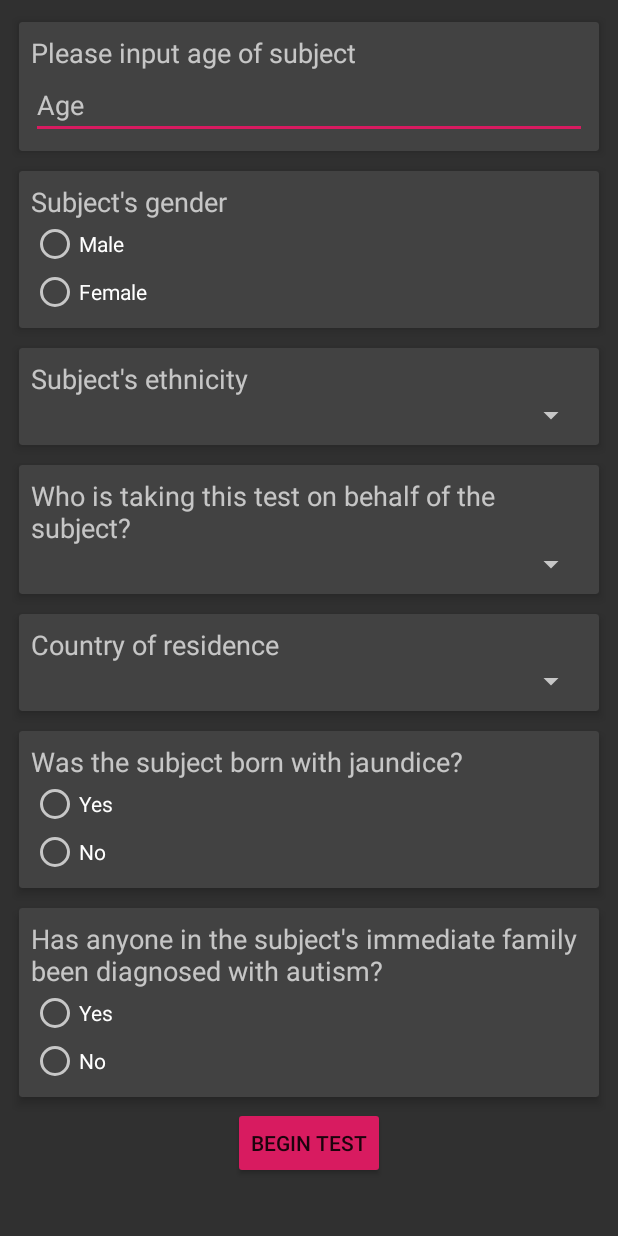
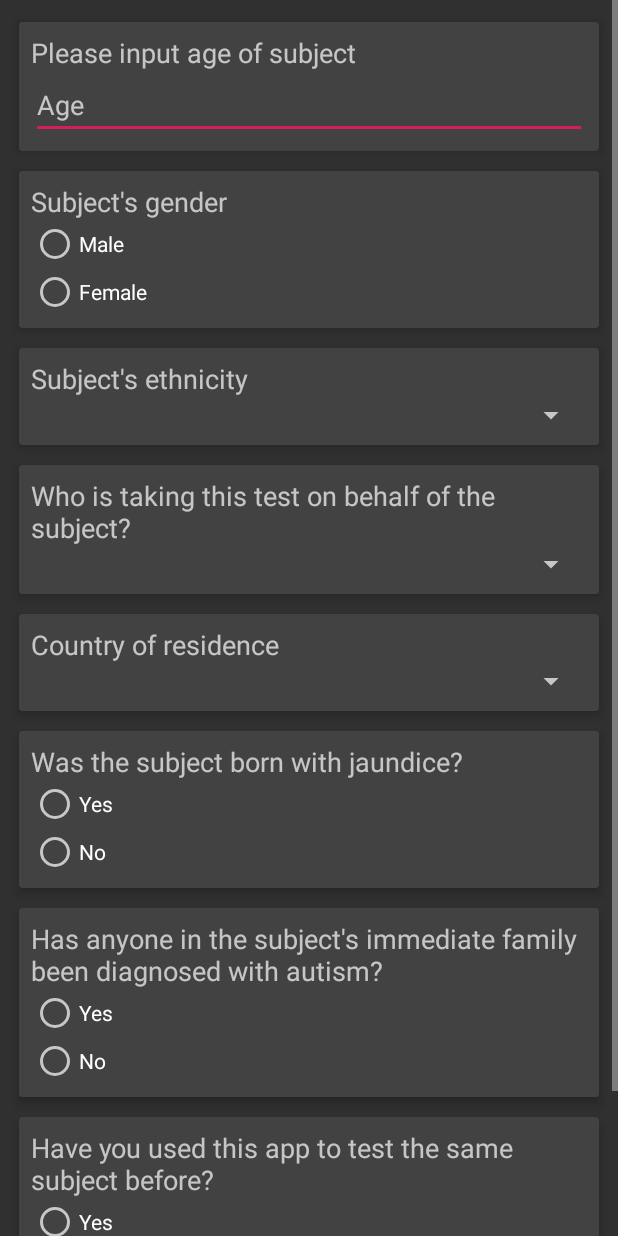
Before and after one commit to TheDorkKnightRises/ASD-Test, an Android app: the layout activity_personal_details.xml on its own in the app's theme, with its tools: preview values and no code run, on a phone screen of 412 x 824 dp. Run offline under Robolectric (Android 15) with nearby library versions, the phone set to English and light mode, and no system bars.

Commit message:
Add field to indicate whether the test is being repeated

```diff
--- a/app/src/main/java/thedorkknightrises/asdtest/ui/TestActivity.java
+++ b/app/src/main/java/thedorkknightrises/asdtest/ui/TestActivity.java
@@ -39,6 +39,7 @@ public class TestActivity extends AppCompatActivity {
             params.put("country", details.getString("country"));
             params.put("ethnicity", details.getString("ethnicity"));
             params.put("user", details.getString("user"));
+            params.put("used_app_before", details.getInt("used_app_before"));
         }
 
         q1_rg = findViewById(R.id.radio_group_q1);
--- a/app/src/main/res/layout/activity_personal_details.xml
+++ b/app/src/main/res/layout/activity_personal_details.xml
@@ -251,6 +251,46 @@
 
         </android.support.v7.widget.CardView>
 
+        <android.support.v7.widget.CardView
+            android:layout_width="match_parent"
+            android:layout_height="wrap_content"
+            app:cardElevation="4dp"
+            app:cardUseCompatPadding="true">
+
+            <LinearLayout
+                android:layout_width="match_parent"
+                android:layout_height="wrap_content"
+                android:layout_margin="8dp"
+                android:orientation="vertical">
+
+                <TextView
+                    android:id="@+id/text_used_app_before"
+                    android:layout_width="match_parent"
+                    android:layout_height="wrap_content"
+                    android:text="@string/used_app_before"
+                    android:textAppearance="@style/TextAppearance.AppCompat.Medium" />
+
+                <RadioGroup
+                    android:id="@+id/radio_group_used_app_before"
+                    android:layout_width="match_parent"
+                    android:layout_height="wrap_content">
+
+                    <RadioButton
+                        android:layout_width="wrap_content"
+                        android:layout_height="wrap_content"
+                        android:text="@string/yes" />
+
+                    <RadioButton
+                        android:layout_width="wrap_content"
+                        android:layout_height="wrap_content"
+                        android:text="@string/no" />
+
+                </RadioGroup>
+
+            </LinearLayout>
+
+        </android.support.v7.widget.CardView>
+
         <Button
             android:id="@+id/startButton"
             style="@style/Widget.AppCompat.Button.Colored"
--- a/app/src/main/res/values/strings.xml
+++ b/app/src/main/res/values/strings.xml
@@ -32,5 +32,6 @@
     <string name="please_wait">Please wait</string>
     <string name="debug_server_prompt">Set the URL for the server here</string>
     <string name="apply">Apply</string>
+    <string name="used_app_before">Have you used this app to test the same subject before?</string>
 
 </resources>
```
Also changed, not shown: app/src/main/java/thedorkknightrises/asdtest/ui/PersonalDetailsActivity.java (+16 -1 lines).
